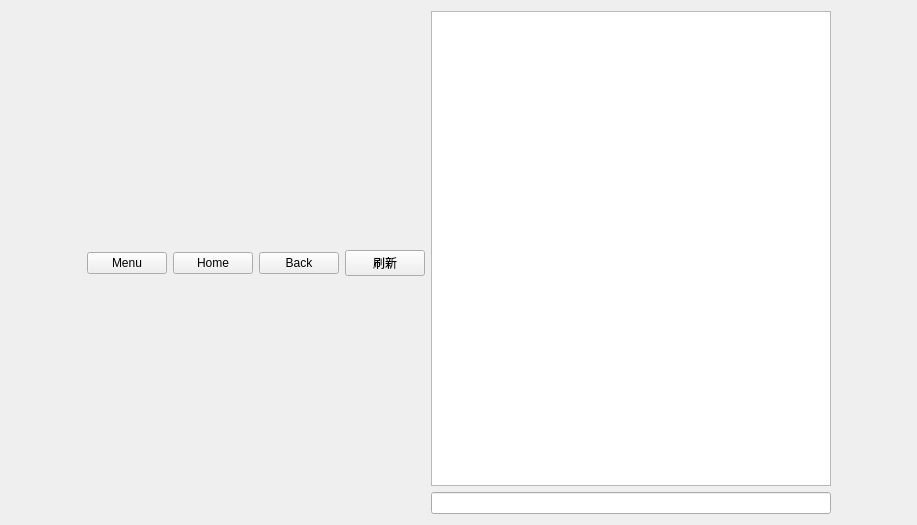
Above: woodpecker/views/src/recording.ui from cash2one/AutoDriver before the change. Below: the same form after it.
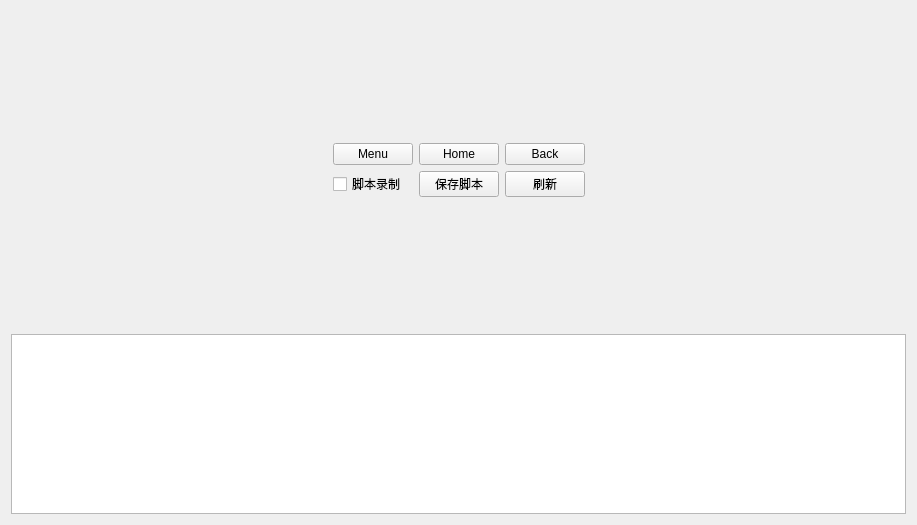
That is the form after the change.

Patch:
```diff
--- a/woodpecker/views/src/recording.ui
+++ b/woodpecker/views/src/recording.ui
@@ -13,31 +13,18 @@
   <property name="windowTitle">
    <string>Form</string>
   </property>
-  <layout class="QHBoxLayout" name="horizontalLayout_2">
-   <item>
-    <spacer name="horizontalSpacer_2">
-     <property name="orientation">
-      <enum>Qt::Horizontal</enum>
-     </property>
-     <property name="sizeHint" stdset="0">
-      <size>
-       <width>40</width>
-       <height>20</height>
-      </size>
-     </property>
-    </spacer>
-   </item>
-   <item>
     <layout class="QVBoxLayout" name="verticalLayout_2">
      <item>
-      <spacer name="verticalSpacer">
+    <layout class="QHBoxLayout" name="horizontalLayout_3">
+     <item>
+      <spacer name="horizontalSpacer_2">
        <property name="orientation">
-        <enum>Qt::Vertical</enum>
+        <enum>Qt::Horizontal</enum>
        </property>
        <property name="sizeHint" stdset="0">
         <size>
-         <width>20</width>
-         <height>40</height>
+         <width>40</width>
+         <height>20</height>
         </size>
        </property>
       </spacer>
@@ -46,9 +33,36 @@
       <layout class="QVBoxLayout" name="img_layout"/>
      </item>
      <item>
+      <layout class="QVBoxLayout" name="verticalLayout">
+       <item>
+        <spacer name="verticalSpacer">
+         <property name="orientation">
+          <enum>Qt::Vertical</enum>
+         </property>
+         <property name="sizeHint" stdset="0">
+          <size>
+           <width>20</width>
+           <height>40</height>
+          </size>
+         </property>
+        </spacer>
+       </item>
+       <item>
       <layout class="QHBoxLayout" name="horizontalLayout">
        <item>
         <widget class="QPushButton" name="btn_menu">
+           <property name="minimumSize">
+            <size>
+             <width>80</width>
+             <height>0</height>
+            </size>
+           </property>
+           <property name="maximumSize">
+            <size>
+             <width>80</width>
+             <height>16777215</height>
+            </size>
+           </property>
          <property name="text">
           <string>Menu</string>
          </property>
@@ -56,6 +70,18 @@
        </item>
        <item>
         <widget class="QPushButton" name="btn_home">
+           <property name="minimumSize">
+            <size>
+             <width>80</width>
+             <height>0</height>
+            </size>
+           </property>
+           <property name="maximumSize">
+            <size>
+             <width>80</width>
+             <height>16777215</height>
+            </size>
+           </property>
          <property name="text">
           <string>Home</string>
          </property>
@@ -63,16 +89,64 @@
        </item>
        <item>
         <widget class="QPushButton" name="btn_back">
+           <property name="minimumSize">
+            <size>
+             <width>80</width>
+             <height>0</height>
+            </size>
+           </property>
+           <property name="maximumSize">
+            <size>
+             <width>80</width>
+             <height>16777215</height>
+            </size>
+           </property>
          <property name="text">
           <string>Back</string>
          </property>
         </widget>
        </item>
+        </layout>
+       </item>
+       <item>
+        <layout class="QHBoxLayout" name="horizontalLayout_2">
+         <item>
+          <widget class="QCheckBox" name="checkBox">
+           <property name="text">
+            <string>脚本录制</string>
+           </property>
+          </widget>
+         </item>
+         <item>
+          <widget class="QPushButton" name="pushButton">
+           <property name="minimumSize">
+            <size>
+             <width>80</width>
+             <height>0</height>
+            </size>
+           </property>
+           <property name="maximumSize">
+            <size>
+             <width>80</width>
+             <height>16777215</height>
+            </size>
+           </property>
+           <property name="text">
+            <string>保存脚本</string>
+           </property>
+          </widget>
+         </item>
        <item>
         <widget class="QPushButton" name="btn_refresh">
+           <property name="minimumSize">
+            <size>
+             <width>80</width>
+             <height>0</height>
+            </size>
+           </property>
          <property name="maximumSize">
           <size>
-           <width>100</width>
+             <width>80</width>
            <height>16777215</height>
           </size>
          </property>
@@ -84,7 +158,7 @@
       </layout>
      </item>
      <item>
-      <spacer name="verticalSpacer_2">
+        <spacer name="verticalSpacer_3">
        <property name="orientation">
         <enum>Qt::Vertical</enum>
        </property>
@@ -98,29 +172,6 @@
      </item>
     </layout>
    </item>
-   <item>
-    <layout class="QVBoxLayout" name="verticalLayout">
-     <item>
-      <widget class="QTextEdit" name="txt_elements">
-       <property name="minimumSize">
-        <size>
-         <width>400</width>
-         <height>0</height>
-        </size>
-       </property>
-       <property name="maximumSize">
-        <size>
-         <width>400</width>
-         <height>16777215</height>
-        </size>
-       </property>
-      </widget>
-     </item>
-     <item>
-      <widget class="QLineEdit" name="txt_info"/>
-     </item>
-    </layout>
-   </item>
    <item>
     <spacer name="horizontalSpacer">
      <property name="orientation">
@@ -133,6 +184,24 @@
       </size>
      </property>
     </spacer>
+     </item>
+    </layout>
+   </item>
+   <item>
+    <widget class="QTextEdit" name="txt_elements">
+     <property name="minimumSize">
+      <size>
+       <width>0</width>
+       <height>0</height>
+      </size>
+     </property>
+     <property name="maximumSize">
+      <size>
+       <width>16777215</width>
+       <height>180</height>
+      </size>
+     </property>
+    </widget>
    </item>
   </layout>
  </widget>
```
Lines whose indentation alone changed are shown as unchanged.
